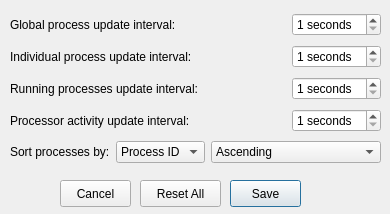
The window that settings.ui (dutchgold92/TaskStalker) describes before a commit, drawn with Qt 5.
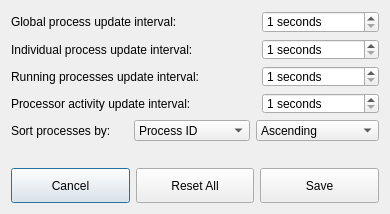
The same window after the commit. Icons and pictures are not drawn.

What changed in the file:
```diff
--- a/settings.ui
+++ b/settings.ui
@@ -10,6 +10,18 @@
     <height>214</height>
    </rect>
   </property>
+  <property name="sizePolicy">
+   <sizepolicy hsizetype="MinimumExpanding" vsizetype="MinimumExpanding">
+    <horstretch>0</horstretch>
+    <verstretch>0</verstretch>
+   </sizepolicy>
+  </property>
+  <property name="minimumSize">
+   <size>
+    <width>390</width>
+    <height>214</height>
+   </size>
+  </property>
   <property name="windowTitle">
    <string>Program Settings</string>
   </property>
@@ -17,57 +29,36 @@
    <iconset resource="images.qrc">
     <normaloff>:/img/icon.png</normaloff>:/img/icon.png</iconset>
   </property>
-  <widget class="QPushButton" name="saveButton">
-   <property name="geometry">
-    <rect>
-     <x>230</x>
-     <y>180</y>
-     <width>71</width>
-     <height>27</height>
-    </rect>
-   </property>
-   <property name="text">
-    <string>Save</string>
-   </property>
-  </widget>
-  <widget class="QPushButton" name="cancelButton">
-   <property name="geometry">
-    <rect>
-     <x>60</x>
-     <y>180</y>
-     <width>71</width>
-     <height>27</height>
-    </rect>
-   </property>
-   <property name="text">
-    <string>Cancel</string>
-   </property>
-  </widget>
-  <widget class="QPushButton" name="resetAllButton">
-   <property name="geometry">
-    <rect>
-     <x>140</x>
-     <y>180</y>
-     <width>81</width>
-     <height>27</height>
-    </rect>
-   </property>
-   <property name="text">
-    <string>Reset All</string>
-   </property>
-  </widget>
-  <widget class="QWidget" name="layoutWidget">
-   <property name="geometry">
-    <rect>
-     <x>10</x>
-     <y>10</y>
-     <width>371</width>
-     <height>161</height>
-    </rect>
-   </property>
+  <layout class="QVBoxLayout" name="verticalLayout">
+   <item>
    <layout class="QGridLayout" name="gridLayout">
+     <property name="sizeConstraint">
+      <enum>QLayout::SetMinimumSize</enum>
+     </property>
+     <item row="1" column="0" colspan="3">
+      <widget class="QLabel" name="subUpdateIntervalLabel">
+       <property name="sizePolicy">
+        <sizepolicy hsizetype="MinimumExpanding" vsizetype="Minimum">
+         <horstretch>0</horstretch>
+         <verstretch>0</verstretch>
+        </sizepolicy>
+       </property>
+       <property name="text">
+        <string>Individual process update interval:</string>
+       </property>
+       <property name="alignment">
+        <set>Qt::AlignLeading|Qt::AlignLeft|Qt::AlignVCenter</set>
+       </property>
+      </widget>
+     </item>
     <item row="0" column="0" colspan="3">
      <widget class="QLabel" name="updateIntervalLabel">
+       <property name="sizePolicy">
+        <sizepolicy hsizetype="MinimumExpanding" vsizetype="Minimum">
+         <horstretch>0</horstretch>
+         <verstretch>0</verstretch>
+        </sizepolicy>
+       </property>
       <property name="font">
        <font>
         <weight>50</weight>
@@ -84,6 +75,12 @@
     </item>
     <item row="0" column="3">
      <widget class="QSpinBox" name="updateIntervalSpinBox">
+       <property name="sizePolicy">
+        <sizepolicy hsizetype="MinimumExpanding" vsizetype="Minimum">
+         <horstretch>0</horstretch>
+         <verstretch>0</verstretch>
+        </sizepolicy>
+       </property>
       <property name="suffix">
        <string> seconds</string>
       </property>
@@ -95,18 +92,14 @@
       </property>
      </widget>
     </item>
-    <item row="1" column="0" colspan="3">
-     <widget class="QLabel" name="subUpdateIntervalLabel">
-      <property name="text">
-       <string>Individual process update interval:</string>
-      </property>
-      <property name="alignment">
-       <set>Qt::AlignLeading|Qt::AlignLeft|Qt::AlignVCenter</set>
-      </property>
-     </widget>
-    </item>
     <item row="1" column="3">
      <widget class="QSpinBox" name="subUpdateIntervalSpinBox">
+       <property name="sizePolicy">
+        <sizepolicy hsizetype="MinimumExpanding" vsizetype="Minimum">
+         <horstretch>0</horstretch>
+         <verstretch>0</verstretch>
+        </sizepolicy>
+       </property>
       <property name="suffix">
        <string> seconds</string>
       </property>
@@ -118,55 +111,46 @@
       </property>
      </widget>
     </item>
-    <item row="2" column="0" colspan="3">
-     <widget class="QLabel" name="runningUpdateIntervalLabel">
-      <property name="text">
-       <string>Running processes update interval:</string>
-      </property>
-     </widget>
-    </item>
-    <item row="2" column="3">
-     <widget class="QSpinBox" name="runningUpdateIntervalSpinBox">
-      <property name="suffix">
-       <string> seconds</string>
-      </property>
-      <property name="minimum">
-       <number>1</number>
-      </property>
-      <property name="maximum">
-       <number>10</number>
-      </property>
-     </widget>
-    </item>
-    <item row="3" column="0" colspan="3">
-     <widget class="QLabel" name="cpuUpdateIntervalLabel">
-      <property name="text">
-       <string>Processor activity update interval:</string>
-      </property>
-     </widget>
-    </item>
-    <item row="3" column="3">
-     <widget class="QSpinBox" name="cpuUpdateIntervalSpinBox">
-      <property name="suffix">
-       <string> seconds</string>
-      </property>
-      <property name="minimum">
-       <number>1</number>
-      </property>
-      <property name="maximum">
-       <number>10</number>
-      </property>
-     </widget>
-    </item>
     <item row="4" column="0">
      <widget class="QLabel" name="sortByLabel">
+       <property name="sizePolicy">
+        <sizepolicy hsizetype="MinimumExpanding" vsizetype="Minimum">
+         <horstretch>0</horstretch>
+         <verstretch>0</verstretch>
+        </sizepolicy>
+       </property>
       <property name="text">
        <string>Sort processes by:</string>
       </property>
      </widget>
     </item>
+     <item row="2" column="3">
+      <widget class="QSpinBox" name="runningUpdateIntervalSpinBox">
+       <property name="sizePolicy">
+        <sizepolicy hsizetype="MinimumExpanding" vsizetype="Minimum">
+         <horstretch>0</horstretch>
+         <verstretch>0</verstretch>
+        </sizepolicy>
+       </property>
+       <property name="suffix">
+        <string> seconds</string>
+       </property>
+       <property name="minimum">
+        <number>1</number>
+       </property>
+       <property name="maximum">
+        <number>10</number>
+       </property>
+      </widget>
+     </item>
     <item row="4" column="1">
      <widget class="QComboBox" name="sortByComboBox">
+       <property name="sizePolicy">
+        <sizepolicy hsizetype="MinimumExpanding" vsizetype="Minimum">
+         <horstretch>0</horstretch>
+         <verstretch>0</verstretch>
+        </sizepolicy>
+       </property>
       <item>
        <property name="text">
         <string>Process ID</string>
@@ -189,8 +173,40 @@
       </item>
      </widget>
     </item>
+     <item row="2" column="0" colspan="3">
+      <widget class="QLabel" name="runningUpdateIntervalLabel">
+       <property name="sizePolicy">
+        <sizepolicy hsizetype="MinimumExpanding" vsizetype="Minimum">
+         <horstretch>0</horstretch>
+         <verstretch>0</verstretch>
+        </sizepolicy>
+       </property>
+       <property name="text">
+        <string>Running processes update interval:</string>
+       </property>
+      </widget>
+     </item>
+     <item row="3" column="0" colspan="3">
+      <widget class="QLabel" name="cpuUpdateIntervalLabel">
+       <property name="sizePolicy">
+        <sizepolicy hsizetype="MinimumExpanding" vsizetype="Minimum">
+         <horstretch>0</horstretch>
+         <verstretch>0</verstretch>
+        </sizepolicy>
+       </property>
+       <property name="text">
+        <string>Processor activity update interval:</string>
+       </property>
+      </widget>
+     </item>
     <item row="4" column="2" colspan="2">
      <widget class="QComboBox" name="sortByOrderComboBox">
+       <property name="sizePolicy">
+        <sizepolicy hsizetype="MinimumExpanding" vsizetype="Minimum">
+         <horstretch>0</horstretch>
+         <verstretch>0</verstretch>
+        </sizepolicy>
+       </property>
       <item>
        <property name="text">
         <string>Ascending</string>
@@ -203,8 +219,99 @@
       </item>
      </widget>
     </item>
-   </layout>
-  </widget>
+     <item row="3" column="3">
+      <widget class="QSpinBox" name="cpuUpdateIntervalSpinBox">
+       <property name="sizePolicy">
+        <sizepolicy hsizetype="MinimumExpanding" vsizetype="Minimum">
+         <horstretch>0</horstretch>
+         <verstretch>0</verstretch>
+        </sizepolicy>
+       </property>
+       <property name="suffix">
+        <string> seconds</string>
+       </property>
+       <property name="minimum">
+        <number>1</number>
+       </property>
+       <property name="maximum">
+        <number>10</number>
+       </property>
+      </widget>
+     </item>
+     <item row="5" column="1">
+      <spacer name="verticalSpacer">
+       <property name="orientation">
+        <enum>Qt::Vertical</enum>
+       </property>
+       <property name="sizeType">
+        <enum>QSizePolicy::MinimumExpanding</enum>
+       </property>
+       <property name="sizeHint" stdset="0">
+        <size>
+         <width>20</width>
+         <height>40</height>
+        </size>
+       </property>
+      </spacer>
+     </item>
+    </layout>
+   </item>
+   <item>
+    <layout class="QHBoxLayout" name="horizontalLayout">
+     <property name="sizeConstraint">
+      <enum>QLayout::SetMinimumSize</enum>
+     </property>
+     <item>
+      <widget class="QPushButton" name="cancelButton">
+       <property name="sizePolicy">
+        <sizepolicy hsizetype="MinimumExpanding" vsizetype="Minimum">
+         <horstretch>0</horstretch>
+         <verstretch>0</verstretch>
+        </sizepolicy>
+       </property>
+       <property name="autoFillBackground">
+        <bool>false</bool>
+       </property>
+       <property name="text">
+        <string>Cancel</string>
+       </property>
+      </widget>
+     </item>
+     <item>
+      <widget class="QPushButton" name="resetAllButton">
+       <property name="sizePolicy">
+        <sizepolicy hsizetype="MinimumExpanding" vsizetype="Minimum">
+         <horstretch>0</horstretch>
+         <verstretch>0</verstretch>
+        </sizepolicy>
+       </property>
+       <property name="minimumSize">
+        <size>
+         <width>0</width>
+         <height>35</height>
+        </size>
+       </property>
+       <property name="text">
+        <string>Reset All</string>
+       </property>
+      </widget>
+     </item>
+     <item>
+      <widget class="QPushButton" name="saveButton">
+       <property name="sizePolicy">
+        <sizepolicy hsizetype="MinimumExpanding" vsizetype="Minimum">
+         <horstretch>0</horstretch>
+         <verstretch>0</verstretch>
+        </sizepolicy>
+       </property>
+       <property name="text">
+        <string>Save</string>
+       </property>
+      </widget>
+     </item>
+    </layout>
+   </item>
+  </layout>
  </widget>
  <resources>
   <include location="images.qrc"/>
```
Lines whose indentation alone changed are shown as unchanged.
